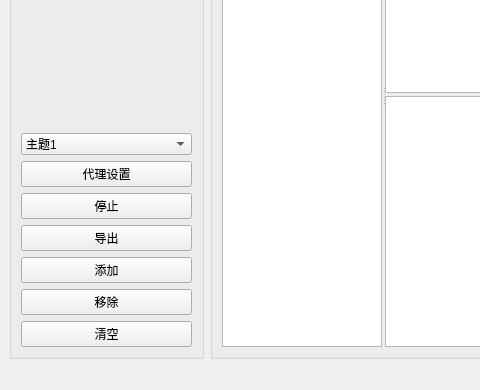
Old version of the form mainwindow.ui in the repository Xw-oorik/LdSpark; both pictures show x 0 to 480 and y 182 to 572 of the 870 by 572 pixel window.
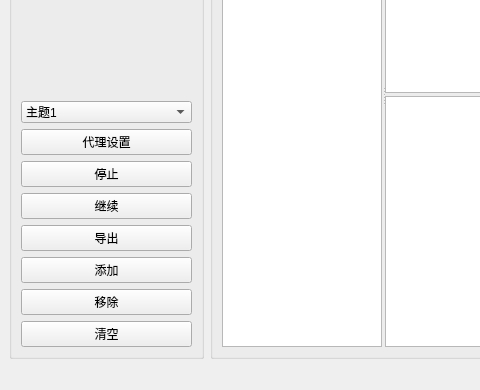
New version of the form. Custom widgets are drawn as their Qt base class.

Patch:
```diff
--- a/mainwindow.ui
+++ b/mainwindow.ui
@@ -38,8 +38,8 @@
       <property name="title">
        <string/>
       </property>
-      <layout class="QGridLayout" name="gridLayout_2">
-       <item row="0" column="0">
+      <layout class="QVBoxLayout" name="verticalLayout">
+       <item>
         <widget class="QLabel" name="label">
          <property name="frameShape">
           <enum>QFrame::StyledPanel</enum>
@@ -58,14 +58,20 @@
          </property>
         </widget>
        </item>
-       <item row="4" column="0">
-        <widget class="QPushButton" name="_stop_btn">
-         <property name="text">
-          <string>停止</string>
+       <item>
+        <spacer name="verticalSpacer">
+         <property name="orientation">
+          <enum>Qt::Vertical</enum>
          </property>
-        </widget>
+         <property name="sizeHint" stdset="0">
+          <size>
+           <width>20</width>
+           <height>40</height>
+          </size>
+         </property>
+        </spacer>
        </item>
-       <item row="2" column="0">
+       <item>
         <widget class="QComboBox" name="comboBox">
          <property name="sizeAdjustPolicy">
           <enum>QComboBox::AdjustToContents</enum>
@@ -90,48 +96,49 @@
          </item>
         </widget>
        </item>
-       <item row="6" column="0">
+       <item>
+        <widget class="QPushButton" name="_proxy_btn">
+         <property name="text">
+          <string>代理设置</string>
+         </property>
+        </widget>
+       </item>
+       <item>
+        <widget class="QPushButton" name="_stop_btn">
+         <property name="text">
+          <string>停止</string>
+         </property>
+        </widget>
+       </item>
+       <item>
+        <widget class="QPushButton" name="_goon_btn">
+         <property name="text">
+          <string>继续</string>
+         </property>
+        </widget>
+       </item>
+       <item>
+        <widget class="QPushButton" name="_export_btn">
+         <property name="text">
+          <string>导出</string>
+         </property>
+        </widget>
+       </item>
+       <item>
         <widget class="QPushButton" name="_add_btn">
          <property name="text">
           <string>添加</string>
          </property>
         </widget>
        </item>
-       <item row="7" column="0">
+       <item>
         <widget class="QPushButton" name="_remove_btn">
          <property name="text">
           <string>移除</string>
          </property>
         </widget>
        </item>
-       <item row="5" column="0">
-        <widget class="QPushButton" name="_export_btn">
-         <property name="text">
-          <string>导出</string>
-         </property>
-        </widget>
-       </item>
-       <item row="1" column="0">
-        <spacer name="verticalSpacer">
-         <property name="orientation">
-          <enum>Qt::Vertical</enum>
-         </property>
-         <property name="sizeHint" stdset="0">
-          <size>
-           <width>20</width>
-           <height>40</height>
-          </size>
-         </property>
-        </spacer>
-       </item>
-       <item row="3" column="0">
-        <widget class="QPushButton" name="_proxy_btn">
-         <property name="text">
-          <string>代理设置</string>
-         </property>
-        </widget>
-       </item>
-       <item row="8" column="0">
+       <item>
         <widget class="QPushButton" name="_clean_btn">
          <property name="text">
           <string>清空</string>
```
